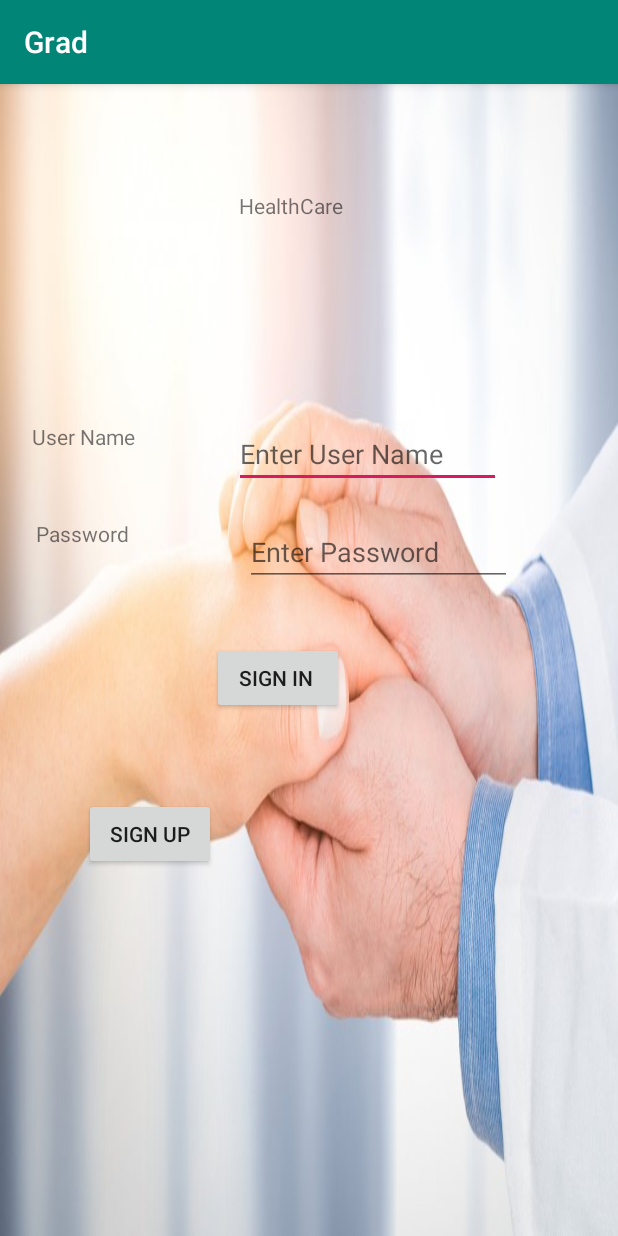
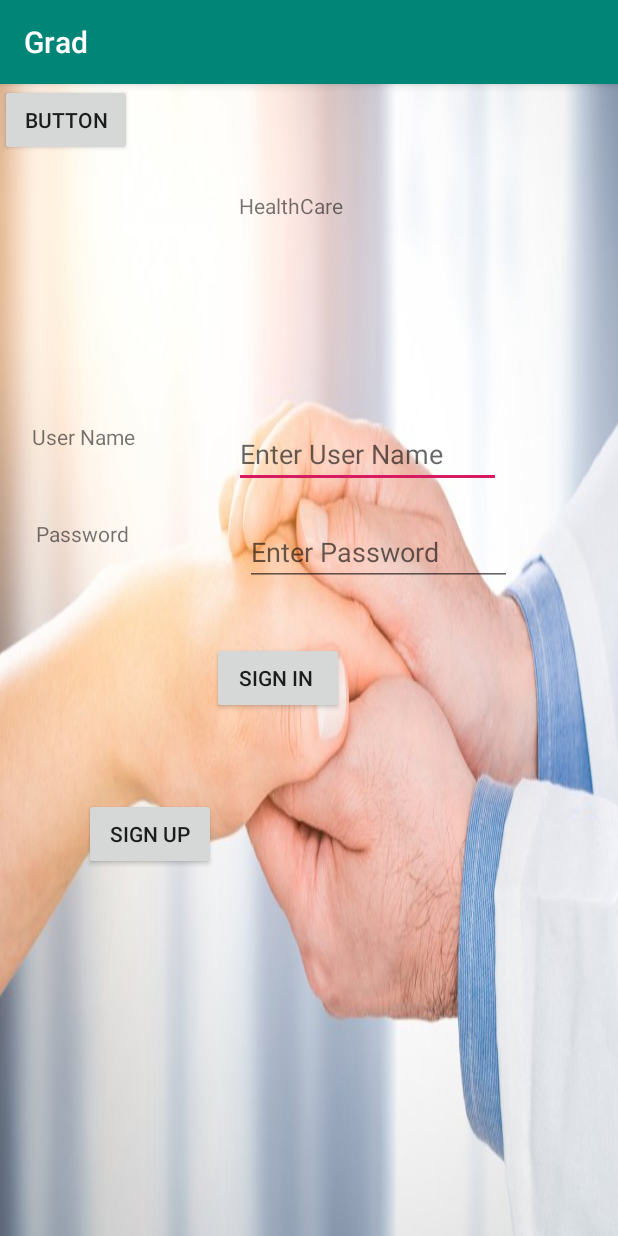
Before and after one commit to ShahdHajaj/GraduationProject, an Android app: the screen it shows after launch (MainActivity), on a phone screen of 412 x 824 dp. Run offline under Robolectric (Android 15) with nearby library versions, the light colour scheme and no system bars.

Commit message:
add button

```diff
--- a/app/src/main/res/layout/activity_main.xml
+++ b/app/src/main/res/layout/activity_main.xml
@@ -108,4 +108,10 @@
         android:layout_marginRight="267dp"
         android:text="sign up" />
 
+    <Button
+        android:id="@+id/button"
+        android:layout_width="wrap_content"
+        android:layout_height="wrap_content"
+        android:text="Button" />
+
 </RelativeLayout>
```
